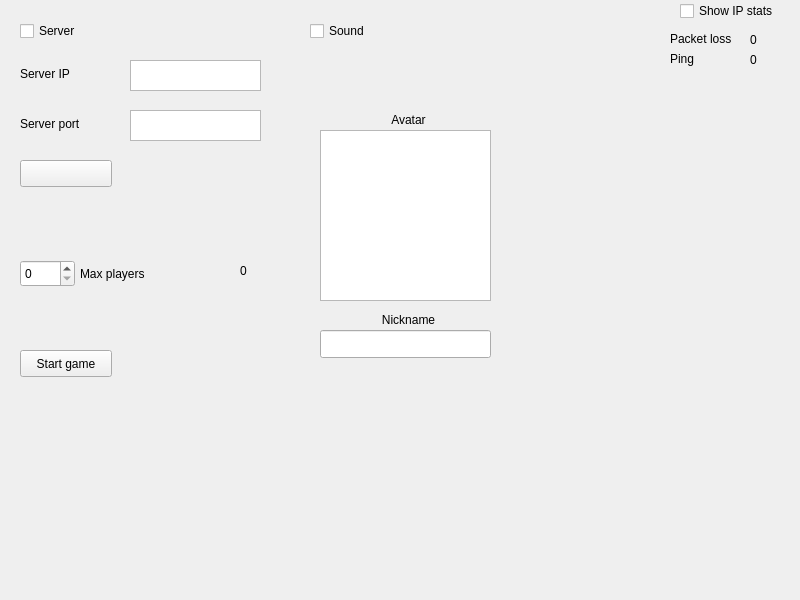
This is gui/ui/main_window.ui in contremaitre/BomberDude as Qt 5 draws it before an edit. The edited form follows.
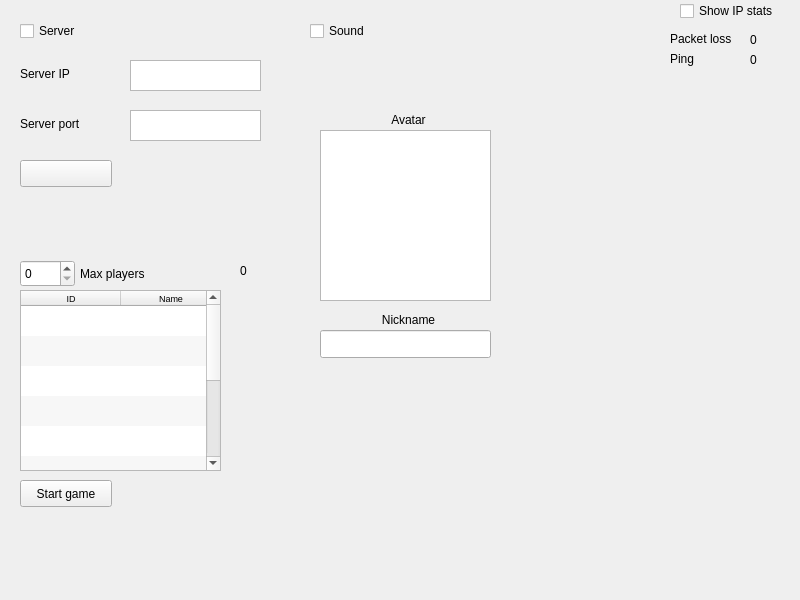
This is the edited form.

Commit message: Displays the list of connected players in a table widget

What changed in the file:
```diff
--- a/gui/ui/main_window.ui
+++ b/gui/ui/main_window.ui
@@ -209,7 +209,7 @@
       <x>10</x>
       <y>250</y>
       <width>221</width>
-      <height>131</height>
+      <height>271</height>
      </rect>
     </property>
     <widget class="QSpinBox" name="maxPlayersBox">
@@ -239,7 +239,7 @@
      <property name="geometry">
       <rect>
        <x>10</x>
-       <y>100</y>
+       <y>230</y>
        <width>92</width>
        <height>27</height>
       </rect>
@@ -248,6 +248,88 @@
       <string>Start game</string>
      </property>
     </widget>
+    <widget class="QTableWidget" name="playersList">
+     <property name="geometry">
+      <rect>
+       <x>10</x>
+       <y>40</y>
+       <width>201</width>
+       <height>181</height>
+      </rect>
+     </property>
+     <property name="font">
+      <font>
+       <pointsize>7</pointsize>
+      </font>
+     </property>
+     <property name="horizontalScrollBarPolicy">
+      <enum>Qt::ScrollBarAlwaysOff</enum>
+     </property>
+     <property name="alternatingRowColors">
+      <bool>true</bool>
+     </property>
+     <property name="selectionMode">
+      <enum>QAbstractItemView::NoSelection</enum>
+     </property>
+     <property name="showGrid">
+      <bool>false</bool>
+     </property>
+     <property name="gridStyle">
+      <enum>Qt::SolidLine</enum>
+     </property>
+     <property name="wordWrap">
+      <bool>false</bool>
+     </property>
+     <property name="cornerButtonEnabled">
+      <bool>false</bool>
+     </property>
+     <property name="rowCount">
+      <number>10</number>
+     </property>
+     <property name="columnCount">
+      <number>4</number>
+     </property>
+     <attribute name="horizontalHeaderHighlightSections">
+      <bool>false</bool>
+     </attribute>
+     <attribute name="horizontalHeaderStretchLastSection">
+      <bool>true</bool>
+     </attribute>
+     <attribute name="verticalHeaderVisible">
+      <bool>false</bool>
+     </attribute>
+     <attribute name="verticalHeaderVisible">
+      <bool>false</bool>
+     </attribute>
+     <attribute name="horizontalHeaderStretchLastSection">
+      <bool>true</bool>
+     </attribute>
+     <attribute name="horizontalHeaderHighlightSections">
+      <bool>false</bool>
+     </attribute>
+     <row/>
+     <row/>
+     <row/>
+     <row/>
+     <row/>
+     <row/>
+     <row/>
+     <row/>
+     <row/>
+     <row/>
+     <column>
+      <property name="text">
+       <string>ID</string>
+      </property>
+     </column>
+     <column>
+      <property name="text">
+       <string>Name</string>
+      </property>
+     </column>
+     <column/>
+     <column/>
+    </widget>
    </widget>
    <widget class="QLabel" name="serverStatus">
     <property name="geometry">
```
Left out of the diff: 2 changed lines with no effect on the pictures. The commit also changes 4 other files.
